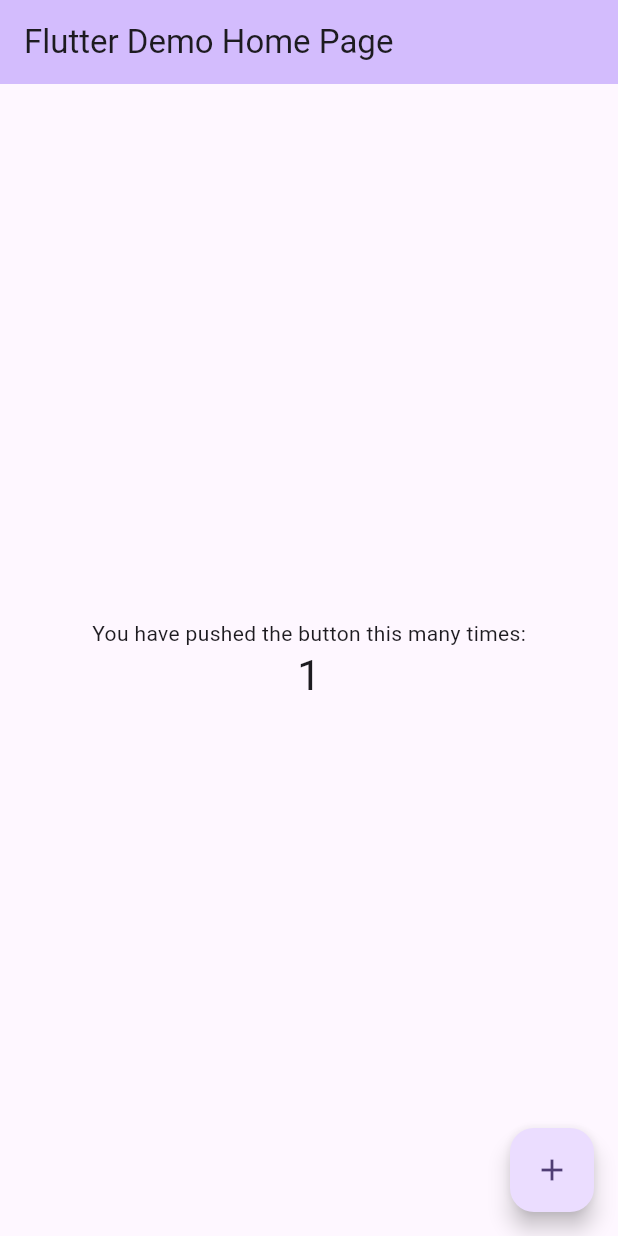
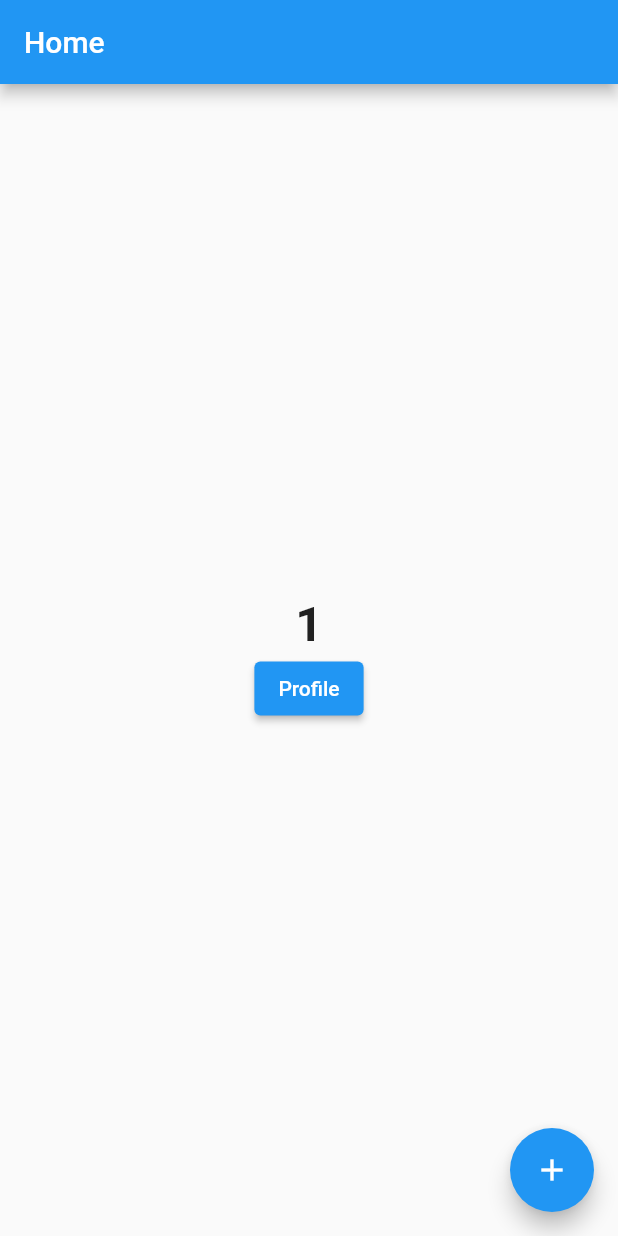
Before and after one commit to csearafat01/module_7, a Flutter app: the screen it shows after launch, after a tap on the "add" icon, on a phone screen of 412 x 824 dp. Run offline on Flutter 3.47's test engine with Material 2 defaults, Android fonts, the phone set to English and light mode, and no system bars.

Commit message:
module_7_live_class_3

```diff
--- a/lib/main.dart
+++ b/lib/main.dart
@@ -1,125 +1,128 @@
 import 'package:flutter/material.dart';
 
 void main() {
-  runApp(const MyApp());
+  runApp(MyApp());
 }
 
 class MyApp extends StatelessWidget {
   const MyApp({super.key});
 
-  // This widget is the root of your application.
   @override
   Widget build(BuildContext context) {
     return MaterialApp(
-      title: 'Flutter Demo',
-      theme: ThemeData(
-        // This is the theme of your application.
-        //
-        // TRY THIS: Try running your application with "flutter run". You'll see
-        // the application has a blue toolbar. Then, without quitting the app,
-        // try changing the seedColor in the colorScheme below to Colors.green
-        // and then invoke "hot reload" (save your changes or press the "hot
-        // reload" button in a Flutter-supported IDE, or press "r" if you used
-        // the command line to start the app).
-        //
-        // Notice that the counter didn't reset back to zero; the application
-        // state is not lost during the reload. To reset the state, use hot
-        // restart instead.
-        //
-        // This works for code too, not just values: Most code changes can be
-        // tested with just a hot reload.
-        colorScheme: ColorScheme.fromSeed(seedColor: Colors.deepPurple),
-        useMaterial3: true,
-      ),
-      home: const MyHomePage(title: 'Flutter Demo Home Page'),
+      home: CounterScreen(),
     );
   }
 }
 
-class MyHomePage extends StatefulWidget {
-  const MyHomePage({super.key, required this.title});
-
-  // This widget is the home page of your application. It is stateful, meaning
-  // that it has a State object (defined below) that contains fields that affect
-  // how it looks.
-
-  // This class is the configuration for the state. It holds the values (in this
-  // case the title) provided by the parent (in this case the App widget) and
-  // used by the build method of the State. Fields in a Widget subclass are
-  // always marked "final".
-
-  final String title;
+class HomeScreen extends StatefulWidget {
+  const HomeScreen({super.key});
 
   @override
-  State<MyHomePage> createState() => _MyHomePageState();
+  State<HomeScreen> createState() => _HomeScreenState();
 }
 
-class _MyHomePageState extends State<MyHomePage> {
-  int _counter = 0;
-
-  void _incrementCounter() {
-    setState(() {
-      // This call to setState tells the Flutter framework that something has
-      // changed in this State, which causes it to rerun the build method below
-      // so that the display can reflect the updated values. If we changed
-      // _counter without calling setState(), then the build method would not be
-      // called again, and so nothing would appear to happen.
-      _counter++;
-    });
-  }
+class _HomeScreenState extends State<HomeScreen> {
+  int counter = 0;
 
   @override
   Widget build(BuildContext context) {
-    // This method is rerun every time setState is called, for instance as done
-    // by the _incrementCounter method above.
-    //
-    // The Flutter framework has been optimized to make rerunning build methods
-    // fast, so that you can just rebuild anything that needs updating rather
-    // than having to individually change instances of widgets.
     return Scaffold(
       appBar: AppBar(
-        // TRY THIS: Try changing the color here to a specific color (to
-        // Colors.amber, perhaps?) and trigger a hot reload to see the AppBar
-        // change color while the other colors stay the same.
-        backgroundColor: Theme.of(context).colorScheme.inversePrimary,
-        // Here we take the value from the MyHomePage object that was created by
-        // the App.build method, and use it to set our appbar title.
-        title: Text(widget.title),
+        title: Text('Home'),
       ),
       body: Center(
-        // Center is a layout widget. It takes a single child and positions it
-        // in the middle of the parent.
+        child: Text(
+          counter.toString(),
+        ),
+      ),
+      floatingActionButton: FloatingActionButton(
+        onPressed: () {
+          counter = counter + 1;
+          print(counter);
+        },
+        child: Icon(Icons.add),
+      ),
+    );
+  }
+}
+
+/// 1. Extends stateful widget
+/// 2. Create a State
+
+class CounterScreen extends StatefulWidget {
+  const CounterScreen({super.key});
+
+  @override
+  State<StatefulWidget> createState() => _CounterState();
+}
+
+/// state
+class _CounterState extends State<CounterScreen> {
+
+  int counter = 0;
+
+  @override
+  Widget build(BuildContext context) {
+    return Scaffold(
+      appBar: AppBar(
+        title: Text('Home'),
+      ),
+      body: Center(
         child: Column(
-          // Column is also a layout widget. It takes a list of children and
-          // arranges them vertically. By default, it sizes itself to fit its
-          // children horizontally, and tries to be as tall as its parent.
-          //
-          // Column has various properties to control how it sizes itself and
-          // how it positions its children. Here we use mainAxisAlignment to
-          // center the children vertically; the main axis here is the vertical
-          // axis because Columns are vertical (the cross axis would be
-          // horizontal).
-          //
-          // TRY THIS: Invoke "debug painting" (choose the "Toggle Debug Paint"
-          // action in the IDE, or press "p" in the console), to see the
-          // wireframe for each widget.
           mainAxisAlignment: MainAxisAlignment.center,
-          children: <Widget>[
-            const Text(
-              'You have pushed the button this many times:',
+          children: [
+            Text(
+              counter.toString(),
+              style: TextStyle(
+                  fontSize: 32,
+                  fontWeight: FontWeight.bold
+              ),
             ),
-            Text(
-              '$_counter',
-              style: Theme.of(context).textTheme.headlineMedium,
-            ),
+            ElevatedButton(onPressed: () {
+              Navigator.push(
+                context,
+                MaterialPageRoute(
+                  builder: (context) =>
+                      ProfileScreen(userName: 'Rabbi'),
+                ),
+              );
+            }, child: Text('Profile'))
           ],
         ),
       ),
       floatingActionButton: FloatingActionButton(
-        onPressed: _incrementCounter,
-        tooltip: 'Increment',
-        child: const Icon(Icons.add),
-      ), // This trailing comma makes auto-formatting nicer for build methods.
+        onPressed: () {
+          counter = counter + 1;
+          setState(() {});
+        },
+        child: Icon(Icons.add),
+      ),
     );
   }
 }
+
+
+// Widget class
+class ProfileScreen extends StatefulWidget {
+  final String userName;
+  const ProfileScreen({super.key, required this.userName});
+
+  @override
+  State<ProfileScreen> createState() => _ProfileScreenState();
+}
+
+// state class -> widget class
+class _ProfileScreenState extends State<ProfileScreen> {
+  @override
+  Widget build(BuildContext context) {
+    return Scaffold(
+      appBar: AppBar(
+        title: Text('Profile'),
+      ),
+      body: Center(
+        child: Text(widget.userName),
+      ),
+    );
+  }
+}
```
